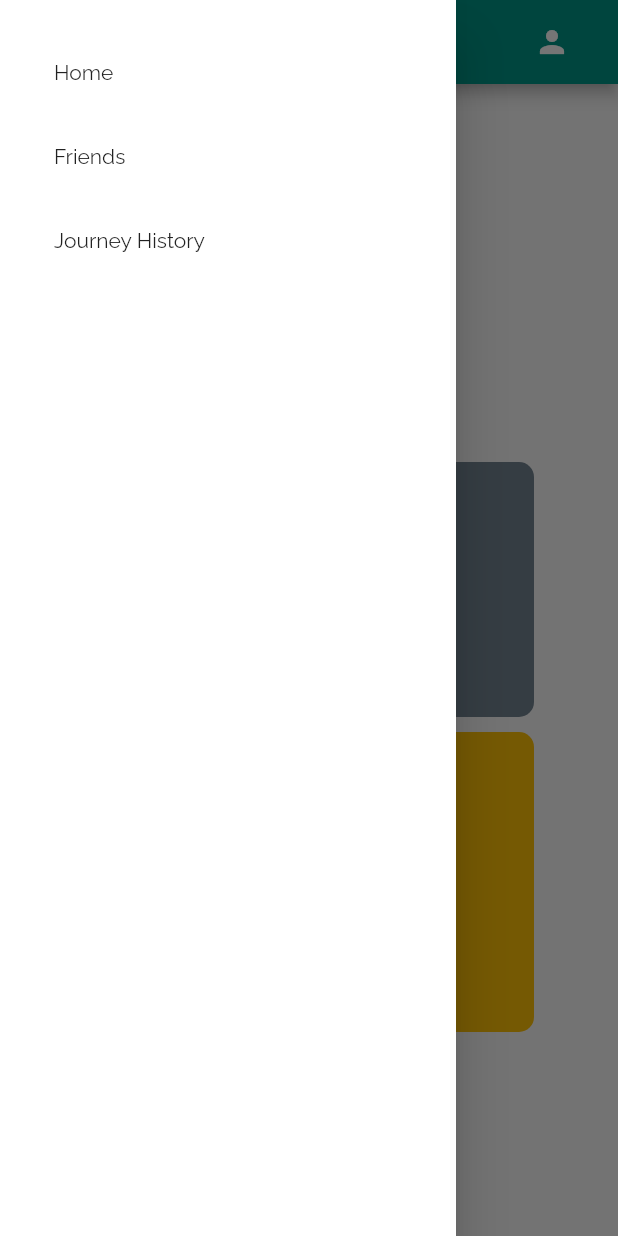
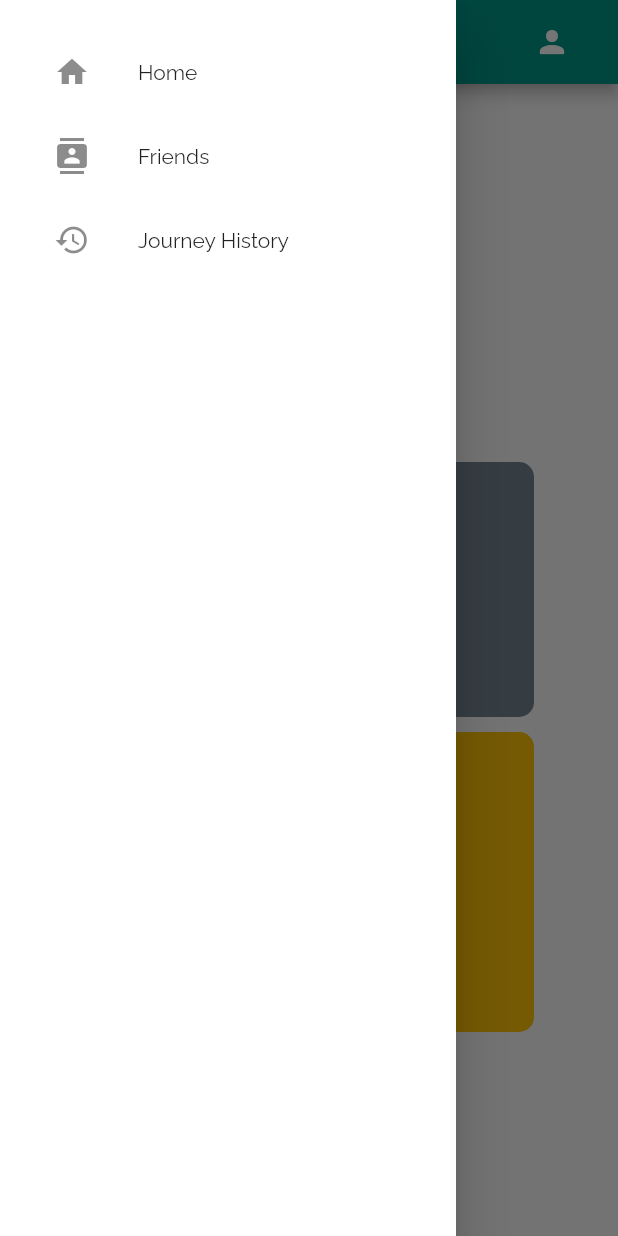
Before and after one commit to aranyagupta/ichack-arch, a Flutter app: the screen it shows after launch, with the side drawer open, on a phone screen of 412 x 824 dp. Run offline on Flutter 3.47's test engine with Material 2 defaults, Android fonts, the light colour scheme and no system bars; missing offline and left inert: flutter_web_browser.

Commit message:
Add icons to drawer

```diff
--- a/hack_app/lib/main.dart
+++ b/hack_app/lib/main.dart
@@ -18,6 +18,7 @@ class MyDrawer extends StatelessWidget {
         child: ListView(padding: EdgeInsets.all(20), children: <Widget>[
           Builder(builder: ((context) {
             return ListTile(
+              leading: Icon(Icons.home),
               title: Text("Home"),
               onTap: () {
                 Navigator.push(
@@ -29,6 +30,7 @@ class MyDrawer extends StatelessWidget {
           })),
           Builder(builder: ((context) {
             return ListTile(
+              leading: Icon(Icons.contacts),
               title: Text("Friends"),
               onTap: () {
                 Navigator.push(
@@ -40,6 +42,7 @@ class MyDrawer extends StatelessWidget {
           })),
           Builder(builder: ((context) {
             return ListTile(
+              leading: Icon(Icons.history),
               title: Text("Journey History"),
               onTap: () {
                 Navigator.push(
```
